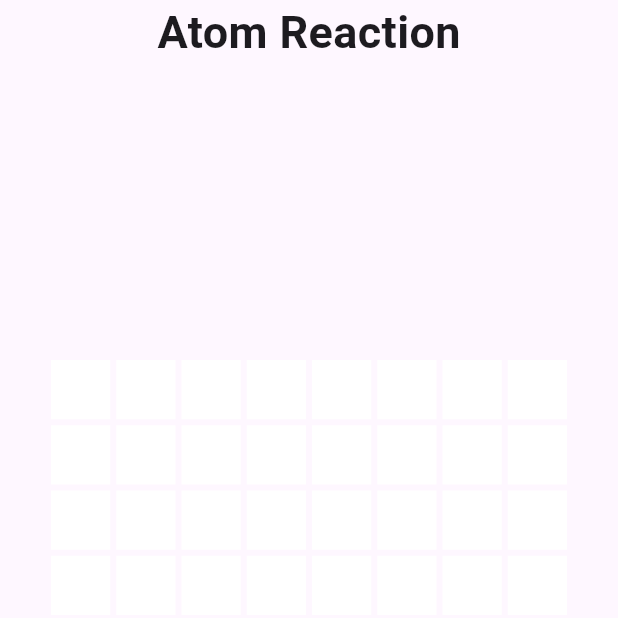
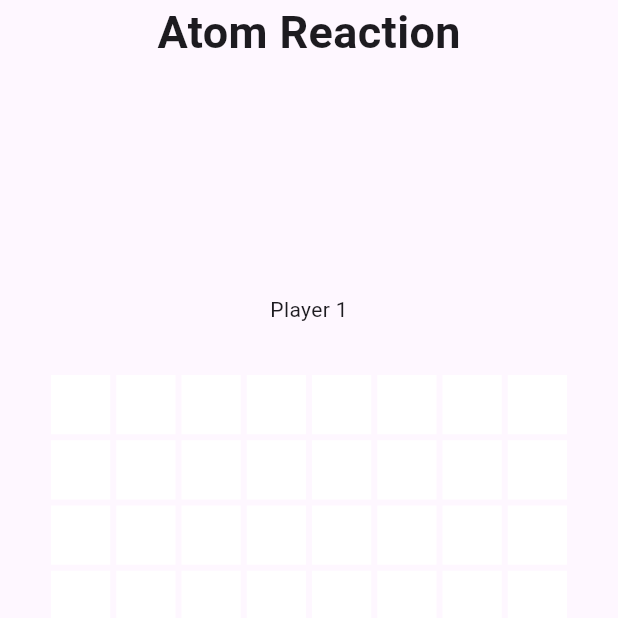
Before and after one commit to Adesh-Code/Games, a Flutter app: the AtomReaction screen opened by its route, on a phone screen of 412 x 824 dp, the top half of it. Run offline on Flutter 3.47's test engine with Material 3 defaults, Android fonts, the light colour scheme and no system bars; Roboto replaces fonts that are missing (Arial).

Commit message:
Added two player

```diff
--- a/lib/screens/atom_reaction.dart
+++ b/lib/screens/atom_reaction.dart
@@ -12,8 +12,10 @@ class AtomReaction extends StatefulWidget {
 class _AtomReactionState extends State<AtomReaction> {
   final double _iconSize = 50;
   final (int, int) totalTiles = (8, 8);
-  bool gameEnd = false;
-  List<List<int>> world = [];
+  bool? _winner;
+  List<List<String>> world = [];
+  bool loading = false;
+  bool _playerOne = true;
 
   @override
   void initState() {
@@ -25,62 +27,88 @@ class _AtomReactionState extends State<AtomReaction> {
     for (int i = 0; i < totalTiles.$1; i++) {
       world.add([]);
       for (int j = 0; j < totalTiles.$2; j++) {
-        world[i].add(0);
+        world[i].add('0');
       }
     }
   }
 
-  void _selectTile((int, int) position) {
+  void _selectTile((int, int) position, bool recursive, bool playerOne) {
+    final prefix = playerOne == false ? '-' : '';
+
+    // Should not be able to place atom on wrong player side
+    if (recursive == false && !(world[position.$1][position.$2] == '0')) {
+      if (!(world[position.$1][position.$2].contains('-')) && prefix == '-') {
+        return;
+      }
+      if (world[position.$1][position.$2].contains('-') && prefix == '') {
+        return;
+      }
+    }
+
     switch (world[position.$1][position.$2]) {
-      case 0:
-        world[position.$1][position.$2] = 1;
-      case 1:
+      case '0':
+        world[position.$1][position.$2] = "${prefix}1";
+      case '-1':
+      case '1':
         switch (_getTilePos(position)) {
           case TilePos.center:
           case TilePos.side:
-            world[position.$1][position.$2] = 2;
+            world[position.$1][position.$2] = '${prefix}2';
             break;
           case TilePos.corner:
-            _blastAtom(position);
+            _blastAtom(position, playerOne);
             break;
         }
         break;
-      case 2:
+      case '2':
+      case '-2':
         switch (_getTilePos(position)) {
           case TilePos.center:
-            world[position.$1][position.$2] = 3;
+            world[position.$1][position.$2] = '${prefix}3';
           case TilePos.side:
-            _blastAtom(position);
+            _blastAtom(position, playerOne);
             break;
           case TilePos.corner:
             break;
         }
         break;
-      case 3:
-        _blastAtom(position);
+      case '3':
+      case '-3':
+        _blastAtom(position, playerOne);
         break;
     }
-    setState(() {});
+    setState(() {
+      if (recursive) {
+        return;
+      }
+      _playerOne = !_playerOne;
+    });
   }
 
-  _blastAtom((int, int) position) {
-    world[position.$1][position.$2] = 0;
+  Future<void> _blastAtom((int, int) position, bool playerOne) async {
+    world[position.$1][position.$2] = '0';
+    loading = true;
+    await Future.delayed(const Duration(milliseconds: 150));
+    loading = false;
+
     // TOP
     if (_checkInBounds((position.$1 - 1, position.$2))) {
-      _selectTile((position.$1 - 1, position.$2));
+      _selectTile((position.$1 - 1, position.$2), true, playerOne);
     }
     // BOTTOM
     if (_checkInBounds((position.$1 + 1, position.$2))) {
-      _selectTile((position.$1 + 1, position.$2));
+      _selectTile((position.$1 + 1, position.$2), true, playerOne);
     }
     // RIGHT
     if (_checkInBounds((position.$1, position.$2 + 1))) {
-      _selectTile((position.$1, position.$2 + 1));
+      _selectTile((position.$1, position.$2 + 1), true, playerOne);
     }
     // LEFT
     if (_checkInBounds((position.$1, position.$2 - 1))) {
-      _selectTile((position.$1, position.$2 - 1));
+      _selectTile((position.$1, position.$2 - 1), true, playerOne);
     }
+
+    _checkEndGame();
   }
 
   bool _checkInBounds((int, int) position) {
@@ -100,9 +128,21 @@ class _AtomReactionState extends State<AtomReaction> {
       }
       return TilePos.side;
     }
-
     if (position.$1 == (totalTiles.$1 - 1)) {
       if (position.$2 == 0 || position.$2 == (totalTiles.$2 - 1)) {
+        return TilePos.corner;
+      }
+      return TilePos.side;
+    }
+
+    if (position.$2 == 0) {
+      if (position.$1 == 0 || position.$1 == (totalTiles.$1 - 1)) {
+        return TilePos.corner;
+      }
+      return TilePos.side;
+    }
+    if (position.$2 == (totalTiles.$2 - 1)) {
+      if (position.$1 == 0 || position.$1 == (totalTiles.$1 - 1)) {
         return TilePos.corner;
       }
       return TilePos.side;
@@ -110,16 +150,61 @@ class _AtomReactionState extends State<AtomReaction> {
     return TilePos.center;
   }
 
-  void restartGame() {}
+  void _checkEndGame() {
+    int countOne = 0;
+    int countTwo = 0;
 
-  Widget showAtom(int count) {
-    switch (count) {
-      case 1:
+    for (var row in world) {
+      for (var tile in row) {
+        if (tile == '0') {
+          continue;
+        }
+        if (tile.contains('-')) {
+          countTwo++;
+        } else {
+          countOne++;
+        }
+      }
+    }
+
+    setState(() {
+      if (countTwo == 0) {
+        _winner = true;
+      } else if (countOne == 0) {
+        _winner = false;
+      }
+    });
+  }
+
+  void restartGame() {
+    world = [];
+    for (int i = 0; i < totalTiles.$1; i++) {
+      world.add([]);
+      for (int j = 0; j < totalTiles.$2; j++) {
+        world[i].add('0');
+      }
+    }
+    setState(() {
+      _winner = null;
+      _playerOne = true;
+      loading = false;
+    });
+  }
+
+  Widget showAtom(String value) {
+    switch (value) {
+      case '1':
         return _singleAtom();
-      case 2:
+      case '-1':
+        return _singleAtom2();
+      case '2':
         return _doubleAtom();
-      case 3:
+      case '-2':
+        return _doubleAtom2();
+      case '3':
         return _threeAtom();
+      case '-3':
+        return _threeAtom2();
       default:
         return const SizedBox.shrink();
     }
@@ -134,7 +219,7 @@ class _AtomReactionState extends State<AtomReaction> {
             Positioned(
               left: (MediaQuery.of(context).size.width / 2) - (_iconSize / 2),
               top: MediaQuery.of(context).size.height / 15,
-              child: gameEnd
+              child: _winner != null
                   ? SizedBox(
                       child: IconButton(
                         iconSize: _iconSize,
@@ -144,12 +229,14 @@ class _AtomReactionState extends State<AtomReaction> {
                     )
                   : const SizedBox.shrink(),
             ),
-            const Positioned.fill(
+            Positioned.fill(
               child: Align(
                 alignment: Alignment.topCenter,
                 child: Text(
-                  'Atom Reaction',
-                  style: TextStyle(
+                  _winner != null
+                      ? 'Player ${_winner == true ? 1 : 2} won'
+                      : 'Atom Reaction',
+                  style: const TextStyle(
                       fontWeight: FontWeight.bold,
                       fontSize: 30,
                       fontFamily: 'Arial'),
@@ -159,6 +246,7 @@ class _AtomReactionState extends State<AtomReaction> {
             Column(
               mainAxisAlignment: MainAxisAlignment.center,
               children: [
+                Text(_playerOne ? 'Player 1' : 'Player 2'),
                 Padding(
                   padding: const EdgeInsets.all(32),
                   child: SizedBox(
@@ -196,7 +284,10 @@ class _AtomReactionState extends State<AtomReaction> {
     return Expanded(
       child: GestureDetector(
         onTap: () {
-          _selectTile(position);
+          if (loading || _winner != null) {
+            return;
+          }
+          _selectTile(position, false, _playerOne);
         },
         child: Container(
           margin: const EdgeInsets.all(2),
@@ -211,13 +302,19 @@ class _AtomReactionState extends State<AtomReaction> {
     );
   }
 
-  Widget _singleAtom() => Container(
+  Container _singleAtom() => Container(
         decoration:
             const BoxDecoration(color: Colors.red, shape: BoxShape.circle),
         width: 20,
       );
 
-  Widget _doubleAtom() => SizedBox(
+  Container _singleAtom2() => Container(
+        decoration:
+            const BoxDecoration(color: Colors.blue, shape: BoxShape.circle),
+        width: 20,
+      );
+
+  SizedBox _doubleAtom() => SizedBox(
         width: 30,
         child: Stack(
           children: [
@@ -241,7 +338,31 @@ class _AtomReactionState extends State<AtomReaction> {
         ),
       );
 
-  Widget _threeAtom() => SizedBox(
+  SizedBox _doubleAtom2() => SizedBox(
+        width: 30,
+        child: Stack(
+          children: [
+            Align(
+              alignment: Alignment.centerLeft,
+              child: Container(
+                decoration: const BoxDecoration(
+                    color: Colors.blue, shape: BoxShape.circle),
+                width: 20,
+              ),
+            ),
+            Align(
+              alignment: Alignment.centerRight,
+              child: Container(
+                decoration: const BoxDecoration(
+                    color: Colors.blue, shape: BoxShape.circle),
+                width: 20,
+              ),
+            ),
+          ],
+        ),
+      );
+
+  SizedBox _threeAtom() => SizedBox(
         width: 30,
         height: 30,
         child: Stack(
@@ -273,4 +394,37 @@ class _AtomReactionState extends State<AtomReaction> {
           ],
         ),
       );
+
+  SizedBox _threeAtom2() => SizedBox(
+        width: 30,
+        height: 30,
+        child: Stack(
+          children: [
+            Align(
+              alignment: Alignment.centerLeft,
+              child: Container(
+                decoration: const BoxDecoration(
+                    color: Colors.blue, shape: BoxShape.circle),
+                width: 20,
+              ),
+            ),
+            Align(
+              alignment: Alignment.centerRight,
+              child: Container(
+                decoration: const BoxDecoration(
+                    color: Colors.blue, shape: BoxShape.circle),
+                width: 20,
+              ),
+            ),
+            Align(
+              alignment: Alignment.bottomCenter,
+              child: Container(
+                decoration: const BoxDecoration(
+                    color: Colors.blue, shape: BoxShape.circle),
+                height: 20,
+              ),
+            ),
+          ],
+        ),
+      );
 }
```
